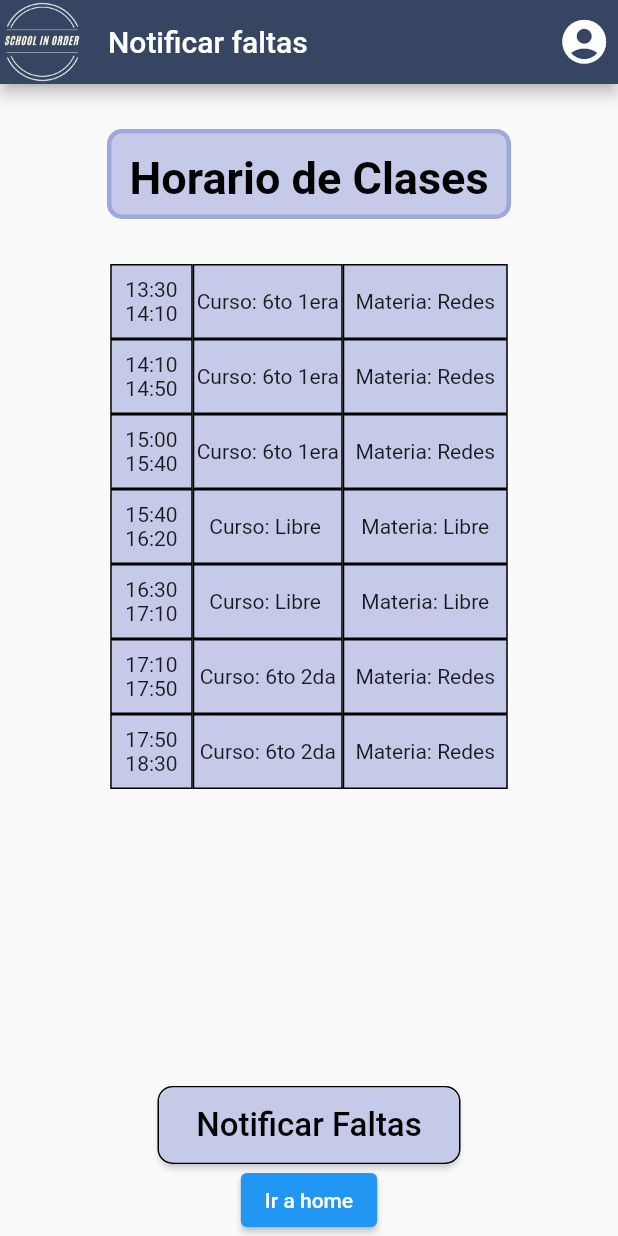
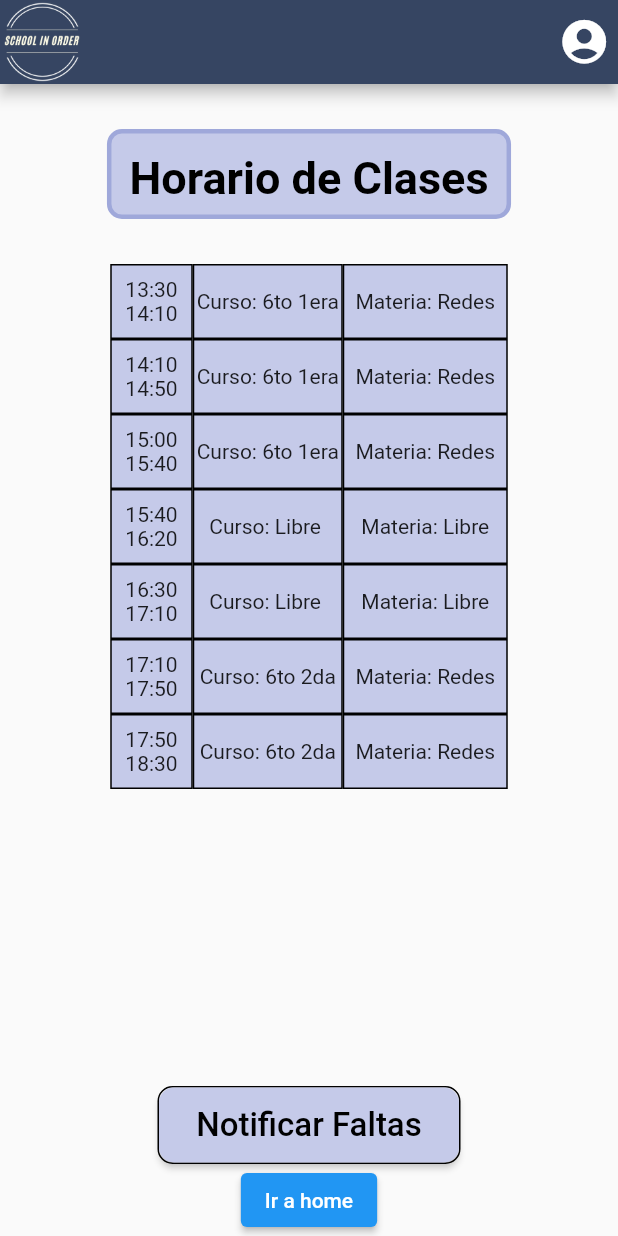
Before and after one commit to Julian-Alcaraz/schollinorder, a Flutter app: the ProfesorPage screen opened by its route, on a phone screen of 412 x 824 dp. Run offline on Flutter 3.47's test engine with Material 2 defaults, Android fonts, the phone set to English and light mode, and no system bars.

Commit message:
cambio titulo de appbar

```diff
--- a/lib/src/pages/profesor/profesor.dart
+++ b/lib/src/pages/profesor/profesor.dart
@@ -39,7 +39,7 @@ class ProfesorPage extends StatelessWidget {
             },
           ),
         ],
-        title: Text("Notificar faltas"),
+
       ),
       body: Container(
         child: Center(
```
